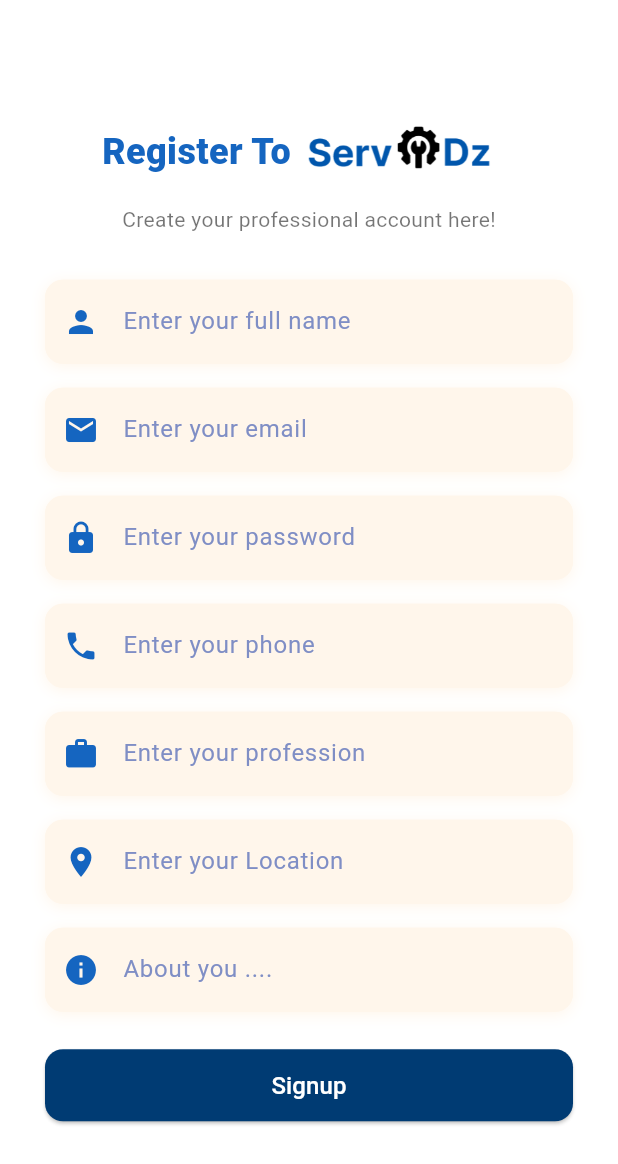
After one commit to ServiDz/ServiDZ-FrontAPP, a Flutter app: the TaskerRegisterPage screen opened by its route, on a phone screen of 412 x 824 dp. The commit adds this screen. Shown: the top 1164 px of the screen. Run offline on Flutter 3.47's test engine with Material 3 defaults, Android fonts, the phone set to English and light mode, and no system bars; our stand-ins replace flutter_map, geolocator, image_picker, latlong2, permission_handler, shared_preferences and 1 more; accounts and stored records are empty; network calls fail.

Commit message:
handle tasker auth

```diff
--- a/frontend/lib/data/services/auth_service.dart
+++ b/frontend/lib/data/services/auth_service.dart
@@ -5,13 +5,17 @@ import 'package:shared_preferences/shared_preferences.dart';
 class AuthService {
   final String baseUrl = 'http://10.93.89.181:5000/api/auth';
 
-  Future<Map<String, dynamic>> login(String email, String password) async {
+ Future<Map<String, dynamic>> login(String email, String password, String role) async {
   final url = Uri.parse('$baseUrl/login');
 
   final response = await http.post(
     url,
     headers: {'Content-Type': 'application/json'},
-      body: jsonEncode({'email': email, 'password': password}),
+    body: jsonEncode({
+      'email': email,
+      'password': password,
+      'role': role, // include the role here
+    }),
   );
 
   if (response.statusCode == 200) {
@@ -24,11 +28,15 @@ class AuthService {
     await prefs.setString('userId', user['_id']);
     await prefs.setString('accessToken', accessToken);
     await prefs.setString('refreshToken', refreshToken);
+    await prefs.setString('role', role); // optional: store role
 
     return {'success': true, 'user': user};
   } else {
     final error = jsonDecode(response.body);
-      return {'success': false, 'message': error['message'] ?? 'Invalid credentials'};
+    return {
+      'success': false,
+      'message': error['message'] ?? 'Invalid credentials'
+    };
   }
 }
 
@@ -65,6 +73,7 @@ class AuthService {
 Future<Map<String, dynamic>> verifyOtp({
   required String userId,
   required String otp,
+  required String role,
 }) async {
   final url = Uri.parse('http://10.93.89.181:5000/api/auth/verify-otp');
 
@@ -72,7 +81,11 @@ Future<Map<String, dynamic>> verifyOtp({
     final response = await http.post(
       url,
       headers: {'Content-Type': 'application/json'},
-        body: jsonEncode({'userId': userId, 'otp': otp}),
+      body: jsonEncode({
+        'userId': userId,
+        'otp': otp,
+        'role': role, // ✅ send role to backend
+      }),
     );
 
     print('🔁 Status Code: ${response.statusCode}');
@@ -99,6 +112,7 @@ Future<Map<String, dynamic>> verifyOtp({
     };
   }
 }
+
 
 
   Future<bool> refreshAccessToken() async {
--- /dev/null
+++ b/frontend/lib/presentation/pages/auth/Tasker_singup.dart
@@ -0,0 +1,193 @@
+import 'package:flutter/material.dart';
+import 'package:frontend/data/models/tasker_model.dart';
+import 'package:frontend/presentation/widgets/custom_text_field.dart';
+import 'package:shared_preferences/shared_preferences.dart';
+import 'dart:convert';
+import 'package:http/http.dart' as http;
+
+class TaskerRegisterPage extends StatelessWidget {
+  const TaskerRegisterPage({Key? key}) : super(key: key);
+
+  @override
+  Widget build(BuildContext context) {
+    final Map<String, dynamic>? args =
+        ModalRoute.of(context)?.settings.arguments as Map<String, dynamic>?;
+    final String role = args?['role'] ?? 'tasker';
+
+    // Controllers
+    final fullNameController = TextEditingController();
+    final emailController = TextEditingController();
+    final passwordController = TextEditingController();
+    final phoneController = TextEditingController();
+    final professionController = TextEditingController();
+    final locationController = TextEditingController();
+    final aboutController = TextEditingController();
+
+    return Scaffold(
+      backgroundColor: Colors.white,
+      body: Center(
+        child: SingleChildScrollView(
+          padding: const EdgeInsets.symmetric(horizontal: 30),
+          child: Column(
+            crossAxisAlignment: CrossAxisAlignment.center,
+            children: [
+              // Header
+              Row(
+                mainAxisAlignment: MainAxisAlignment.center,
+                children: [
+                  Text(
+                    "Register To ",
+                    style: TextStyle(
+                      fontSize: 24,
+                      fontWeight: FontWeight.w900,
+                      color: Colors.blue[800],
+                    ),
+                  ),
+                  Image.asset(
+                    'images/logo.png',
+                    height: 50,
+                  ),
+                ],
+              ),
+              const SizedBox(height: 10),
+              const Text(
+                "Create your professional account here!",
+                style: TextStyle(fontSize: 14, color: Colors.black54),
+              ),
+              const SizedBox(height: 30),
+
+              // Input Fields
+              ServiTextInput(
+                controller: fullNameController,
+                hintText: "Enter your full name",
+                prefixIcon: Icons.person,
+              ),
+              const SizedBox(height: 16),
+              ServiTextInput(
+                controller: emailController,
+                hintText: "Enter your email",
+                prefixIcon: Icons.email,
+              ),
+              const SizedBox(height: 16),
+              ServiTextInput(
+                controller: passwordController,
+                hintText: "Enter your password",
+                prefixIcon: Icons.lock,
+                obscureText: true,
+              ),
+              const SizedBox(height: 16),
+              ServiTextInput(
+                controller: phoneController,
+                hintText: "Enter your phone",
+                prefixIcon: Icons.phone,
+              ),
+              const SizedBox(height: 16),
+              ServiTextInput(
+                controller: professionController,
+                hintText: "Enter your profession",
+                prefixIcon: Icons.work,
+              ),
+              const SizedBox(height: 16),
+              ServiTextInput(
+                controller: locationController,
+                hintText: "Enter your Location",
+                prefixIcon: Icons.location_on,
+              ),
+              const SizedBox(height: 16),
+              ServiTextInput(
+                controller: aboutController,
+                hintText: "About you ....",
+                prefixIcon: Icons.info,
+              ),
+
+              const SizedBox(height: 25),
+
+              // Signup Button
+              SizedBox(
+                width: double.infinity,
+                height: 48,
+                child: ElevatedButton(
+                  onPressed: () async {
+                    final body = {
+                      'fullName': fullNameController.text.trim(), // ✅ correct key
+                      'email': emailController.text.trim(),
+                      'password': passwordController.text.trim(),
+                      'phone': phoneController.text.trim(),
+                      'profession': professionController.text.trim(),
+                      'location': locationController.text.trim(),
+                      'about': aboutController.text.trim(),
+                      'role': role,
+                    };
+
+                    try {
+                      final response = await http.post(
+                        Uri.parse('http://10.93.89.181:5000/api/tasker/auth/register'),
+                        headers: {'Content-Type': 'application/json'},
+                        body: jsonEncode(body),
+                      );
+
+                      final data = jsonDecode(response.body);
+
+                      if (response.statusCode == 200) {
+                        final tempTaskerId = data['tempTaskerId'];
+
+                        final prefs = await SharedPreferences.getInstance();
+                        await prefs.setString('role', role);
+
+                        Navigator.pushNamed(
+                          context,
+                          'otpVerification',
+                          arguments: {
+                            'tempUserId': tempTaskerId,
+                            'role': role,
+                          },
+                        );
+                      } else {
+                        final message = data['message'] ?? 'Registration failed.';
+                        showDialog(
+                          context: context,
+                          builder: (_) => AlertDialog(
+                            title: const Text("Signup Failed"),
+                            content: Text(message),
+                            actions: [
+                              TextButton(
+                                onPressed: () => Navigator.pop(context),
+                                child: const Text("OK"),
+                              ),
+                            ],
+                          ),
+                        );
+                      }
+                    } catch (e) {
+                      showDialog(
+                        context: context,
+                        builder: (_) => AlertDialog(
+                          title: const Text("Error"),
+                          content: Text("Something went wrong: $e"),
+                          actions: [
+                            TextButton(
+                              onPressed: () => Navigator.pop(context),
+                              child: const Text("OK"),
+                            ),
+                          ],
+                        ),
+                      );
+                    }
+                  },
+                  style: ElevatedButton.styleFrom(
+                    backgroundColor: const Color(0xFF003B73),
+                    shape: RoundedRectangleBorder(
+                      borderRadius: BorderRadius.circular(12),
+                    ),
+                  ),
+                  child: const Text("Signup",
+                      style: TextStyle(fontSize: 16, color: Colors.white)),
+                ),
+              )
+            ],
+          ),
+        ),
+      ),
+    );
+  }
+}
```
Also changed, not shown: frontend/lib/main.dart (+12 -3 lines), frontend/lib/presentation/pages/RoleSelection.dart (+6 -15 lines), frontend/lib/presentation/pages/auth/login.dart (+77 -13 lines), frontend/lib/presentation/pages/auth/otpVerification.dart (+31 -14 lines), frontend/lib/presentation/pages/auth/signup.dart (+15 -5 lines), frontend/lib/presentation/pages/taskerHomePage.dart (added, +17 -0 lines), frontend/images/logo.png (added), frontend/lib/presentation/pages/homePage.dart (line endings or trailing spaces). Lines whose indentation alone changed are shown as unchanged.
